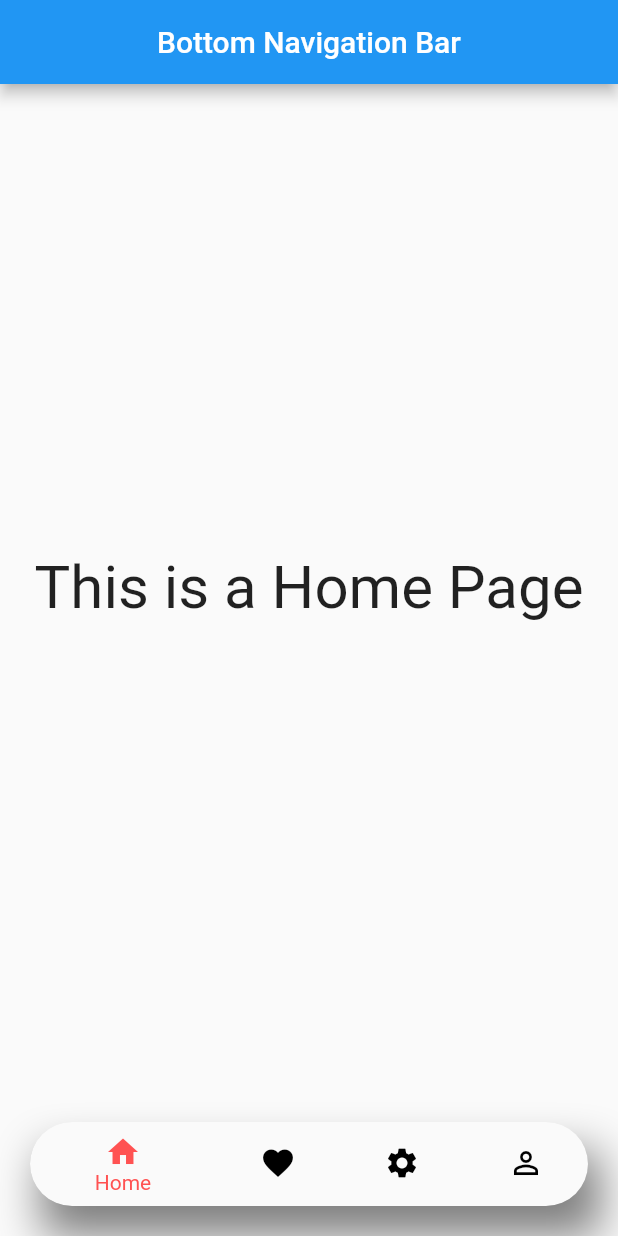
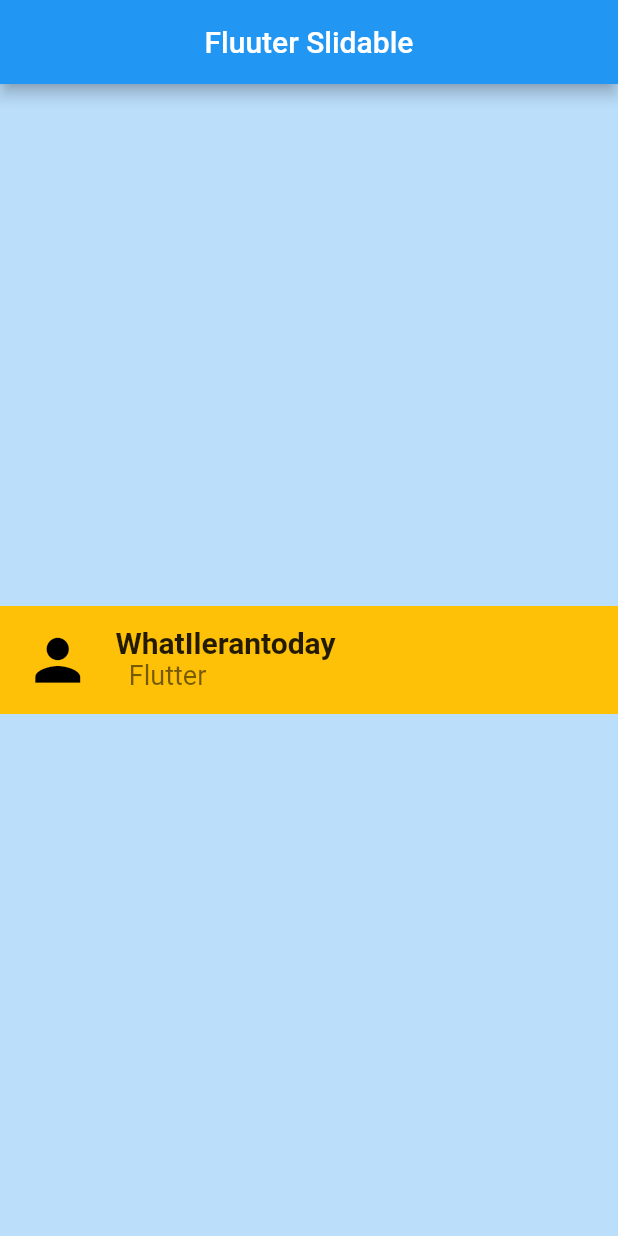
Before and after one commit to Nabinji/flutter_project, a Flutter app: the screen it shows after launch, on a phone screen of 412 x 824 dp. Run offline on Flutter 3.47's test engine with Material 2 defaults, Android fonts, the phone set to English and light mode, and no system bars; drawn by our look-alikes of flutter_slidable; our stand-ins replace another_carousel_pro, font_awesome_flutter, readmore; missing offline and left inert: flutter_bs_ad_calendar.

Commit message:
new code

```diff
--- a/lib/main.dart
+++ b/lib/main.dart
@@ -1,5 +1,5 @@
 import 'package:flutter/material.dart';
-import 'package:my_project/bottom_navigation_bar/bottom_nav_bar.dart';
+import 'package:my_project/slidable.dart';
 
 void main() {
   runApp(const MyApp());
@@ -11,6 +11,6 @@ class MyApp extends StatelessWidget {
   @override
   Widget build(BuildContext context) {
     return const MaterialApp(
-        debugShowCheckedModeBanner: false, home: MyButtomNavBar());
+        debugShowCheckedModeBanner: false, home: MySlidable());
   }
 }
--- /dev/null
+++ b/lib/slidable.dart
@@ -0,0 +1,66 @@
+import 'package:flutter/material.dart';
+import 'package:flutter_slidable/flutter_slidable.dart';
+
+class MySlidable extends StatefulWidget {
+  const MySlidable({super.key});
+
+  @override
+  State<MySlidable> createState() => _MySlidableState();
+}
+
+class _MySlidableState extends State<MySlidable> {
+  @override
+  Widget build(BuildContext context) {
+    return Scaffold(
+      backgroundColor: Colors.blue[100],
+      appBar: AppBar(
+        centerTitle: true,
+        title: const Text("Fluuter Slidable"),
+      ),
+      body: Center(
+        child: Slidable(
+            // Starting
+            startActionPane: ActionPane(motion: StretchMotion(), children: [
+              SlidableAction(
+                onPressed: (context) {},
+                icon: Icons.delete,
+                backgroundColor: Colors.red,
+              )
+            ]),
+            //Ending
+            endActionPane: ActionPane(motion: StretchMotion(), children: [
+              SlidableAction(
+                onPressed: (context) {},
+                icon: Icons.favorite,
+                backgroundColor: Colors.pinkAccent,
+              ),
+              SlidableAction(
+                onPressed: (context) {},
+                icon: Icons.share,
+                backgroundColor: Colors.green,
+              )
+            ]),
+            child: Container(
+              color: Colors.amber,
+              child: const ListTile(
+                title: Text(
+                  "WhatIlerantoday",
+                  style: TextStyle(fontSize: 20, fontWeight: FontWeight.bold),
+                ),
+                subtitle: Text(
+                  "  Flutter",
+                  style: TextStyle(
+                    fontSize: 18,
+                  ),
+                ),
+                leading: Icon(
+                  Icons.person,
+                  size: 45,
+                  color: Colors.black,
+                ),
+              ),
+            )),
+      ),
+    );
+  }
+}
--- a/pubspec.yaml
+++ b/pubspec.yaml
@@ -38,6 +38,7 @@ dependencies:
   another_carousel_pro: ^1.0.0
   font_awesome_flutter: ^10.5.0
   readmore: ^2.2.0
+  flutter_slidable: ^3.0.0
 
 dev_dependencies:
   flutter_test:
```
Also changed, not shown: pubspec.lock.
